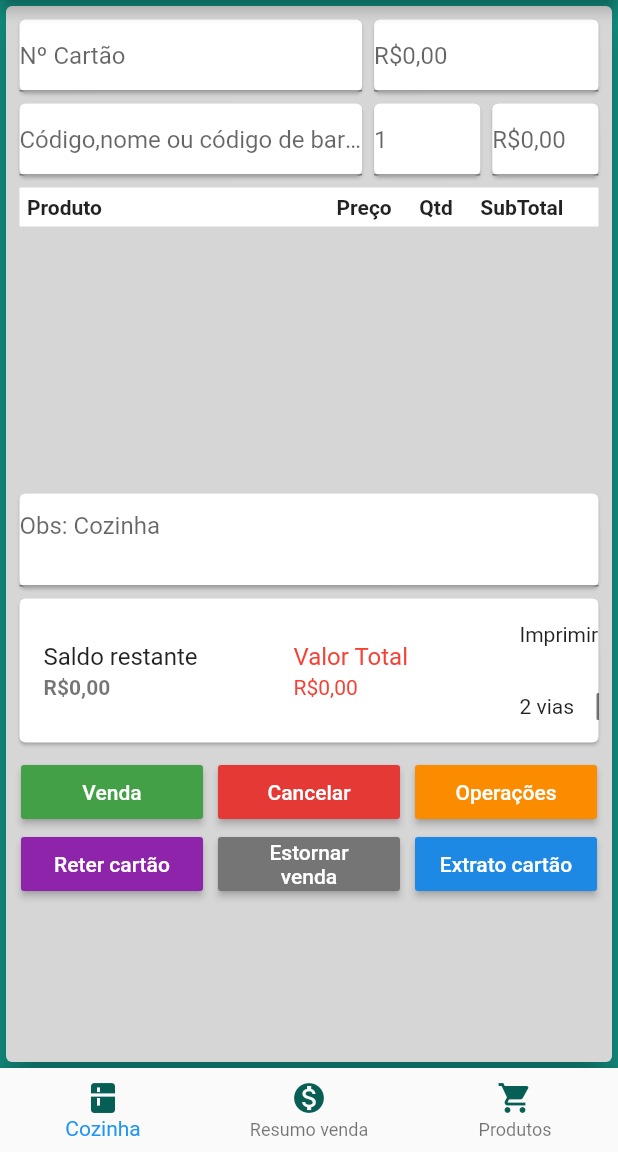
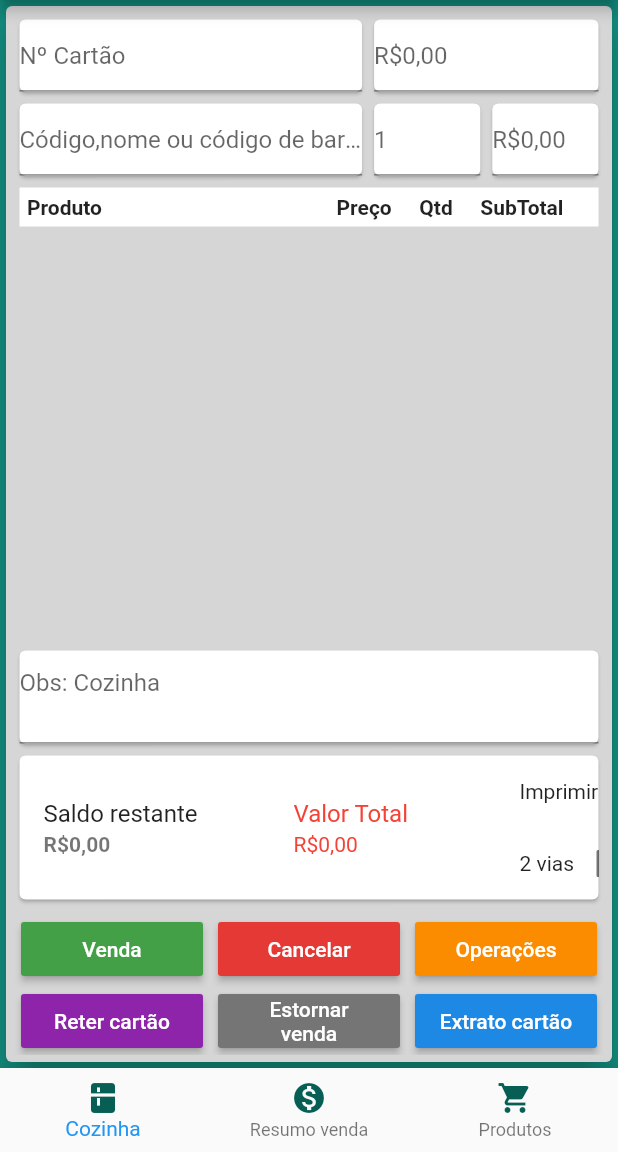
Before and after one commit to PedroPinto23/flutter_webSite, a Flutter app: the screen it shows after launch, on a phone screen of 412 x 824 dp, the part 84-1236 px from its top. Run offline on Flutter 3.47's test engine with Material 2 defaults, Android fonts, the phone set to English and light mode, and no system bars; our stand-ins replace qr_flutter.

Commit message:
13/07/2020

```diff
--- a/lib/screens/Bares/widgets/ProdutosCozinha/produtos_cozinha.dart
+++ b/lib/screens/Bares/widgets/ProdutosCozinha/produtos_cozinha.dart
@@ -20,7 +20,7 @@ class ProdutosCozinha extends StatelessWidget {
               formCodBarras(),
               barraProdutos(),
               Container(
-                height: 170,
+                height: MediaQuery.of(context).size.height / 3,
               ),
               Card(
                 child: TextFormField(
```
